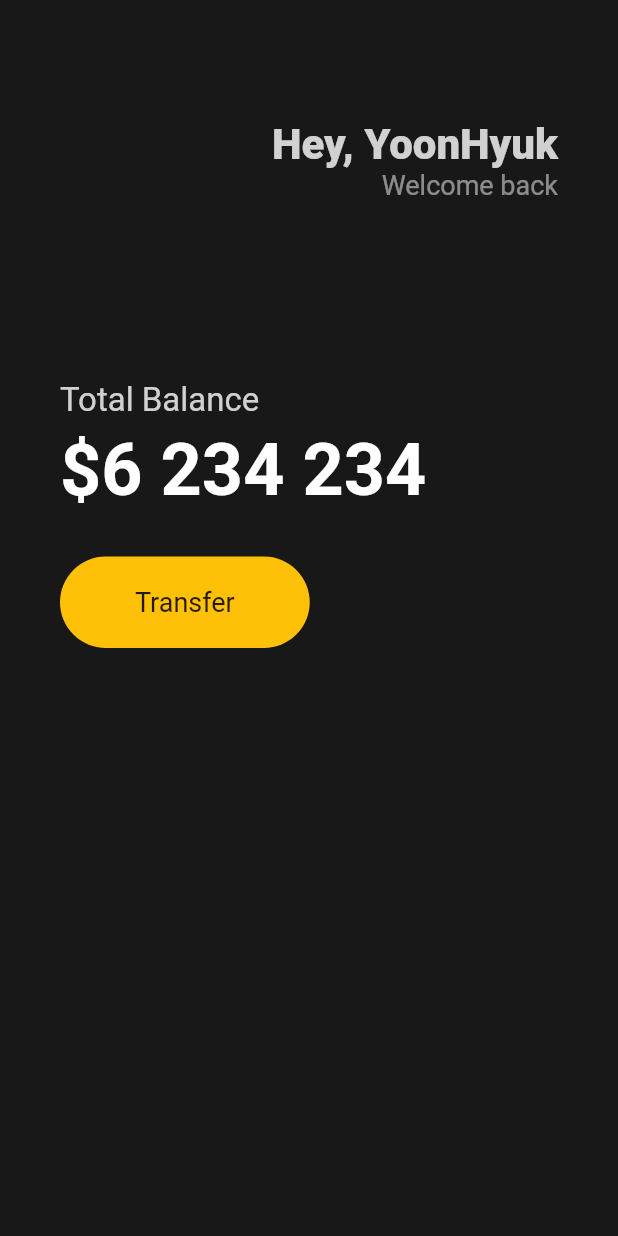
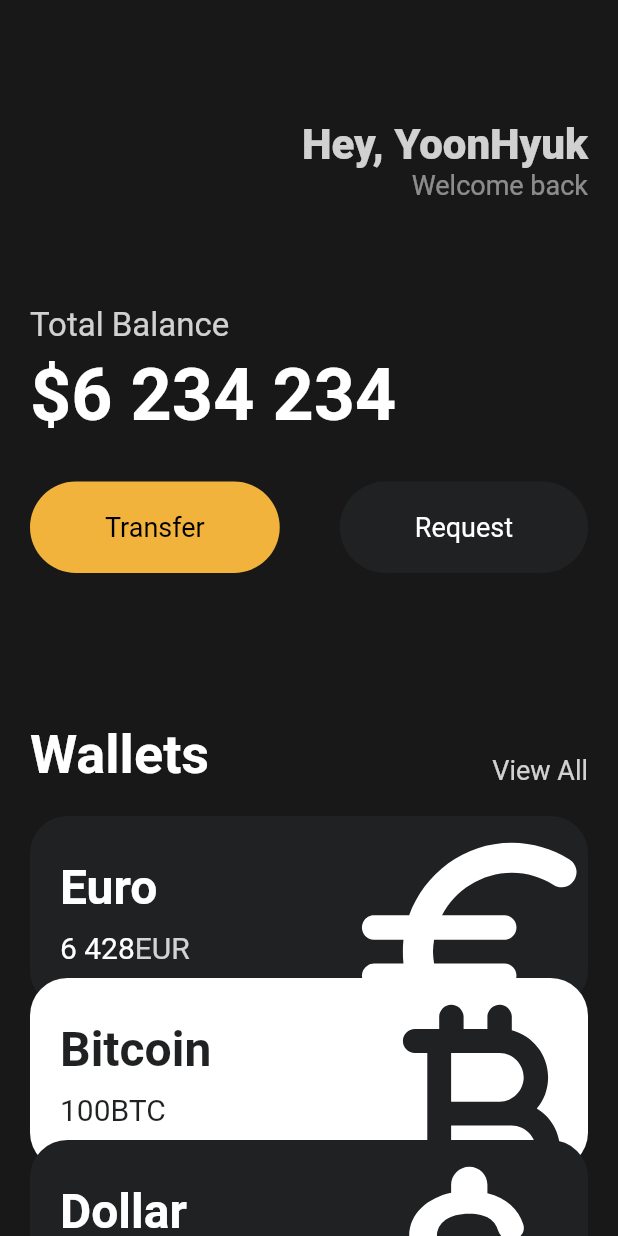
Before and after one commit to oauch/toonflix, a Flutter app: the screen it shows after launch, on a phone screen of 412 x 824 dp. Run offline on Flutter 3.47's test engine with Material 2 defaults, Android fonts, the phone set to English and light mode, and no system bars.

Commit message:
Flutter little taste

```diff
--- a/lib/main.dart
+++ b/lib/main.dart
@@ -1,4 +1,6 @@
 import 'package:flutter/material.dart';
+import 'package:toonflix/widgets/button.dart';
+import 'package:toonflix/widgets/currency-card.dart';
 
 class Player {
   String? name;
@@ -19,8 +21,8 @@ class App extends StatelessWidget {
     return MaterialApp(
       home: Scaffold(
           backgroundColor: const Color(0xFF181818),
-          body: Padding(
-            padding: const EdgeInsets.symmetric(horizontal: 40),
+          body: SingleChildScrollView(
+            padding: const EdgeInsets.symmetric(horizontal: 20),
             child: Column(
               crossAxisAlignment: CrossAxisAlignment.start,
               children: [
@@ -53,7 +55,7 @@ class App extends StatelessWidget {
                   ],
                 ),
                 const SizedBox(
-                  height: 120,
+                  height: 70,
                 ),
                 Text(
                   'Total Balance',
@@ -77,26 +79,79 @@ class App extends StatelessWidget {
                   height: 30,
                 ),
                 Row(
+                  mainAxisAlignment: MainAxisAlignment.spaceBetween,
+                  children: const [
+                    Button(
+                      text: 'Transfer',
+                      bgColor: Color(0xFFF1B33B),
+                      textColor: Colors.black,
+                    ),
+                    Button(
+                        text: 'Request',
+                        bgColor: Color(0xFF1F2123),
+                        textColor: Colors.white)
+                  ],
+                ),
+                const SizedBox(
+                  height: 100,
+                ),
+                Row(
+                  crossAxisAlignment: CrossAxisAlignment.end,
+                  mainAxisAlignment: MainAxisAlignment.spaceBetween,
                   children: [
-                    Container(
-                      decoration: BoxDecoration(
-                        borderRadius: BorderRadius.circular(45),
-                        color: Colors.amber,
+                    const Text(
+                      'Wallets',
+                      style: TextStyle(
+                        color: Colors.white,
+                        fontSize: 36,
+                        fontWeight: FontWeight.w600,
                       ),
-                      child: const Padding(
-                          padding: EdgeInsets.symmetric(
-                            vertical: 20,
-                            horizontal: 50,
                     ),
-                          child: Text(
-                            "Transfer",
+                    Text(
+                      'View All',
                       style: TextStyle(
+                        color: Colors.white.withOpacity(0.8),
                         fontSize: 18,
                       ),
-                          )),
-                    )
+                    ),
                   ],
                 ),
+                const SizedBox(
+                  height: 20,
+                ),
+                const CurrencyCard(
+                  name: 'Euro',
+                  code: 'EUR',
+                  amount: '6 428',
+                  icon: Icons.euro_rounded,
+                  isInverted: false,
+                ),
+                Transform.translate(
+                  offset: const Offset(
+                    0,
+                    -20,
+                  ),
+                  child: const CurrencyCard(
+                    name: 'Bitcoin',
+                    code: 'BTC',
+                    amount: '100',
+                    icon: Icons.currency_bitcoin_rounded,
+                    isInverted: true,
+                  ),
+                ),
+                Transform.translate(
+                  offset: const Offset(
+                    0,
+                    -40,
+                  ),
+                  child: const CurrencyCard(
+                    name: 'Dollar',
+                    code: 'USD',
+                    amount: '428',
+                    icon: Icons.attach_money_rounded,
+                    isInverted: false,
+                  ),
+                )
               ],
             ),
           )),
--- /dev/null
+++ b/lib/widgets/button.dart
@@ -0,0 +1,36 @@
+import 'package:flutter/material.dart';
+
+class Button extends StatelessWidget {
+  final String text;
+  final Color bgColor;
+  final Color textColor;
+
+  const Button({
+    super.key,
+    required this.text,
+    required this.bgColor,
+    required this.textColor,
+  });
+
+  @override
+  Widget build(BuildContext context) {
+    return Container(
+      decoration: BoxDecoration(
+        borderRadius: BorderRadius.circular(45),
+        color: bgColor,
+      ),
+      child: Padding(
+          padding: const EdgeInsets.symmetric(
+            vertical: 20,
+            horizontal: 50,
+          ),
+          child: Text(
+            text,
+            style: TextStyle(
+              color: textColor,
+              fontSize: 18,
+            ),
+          )),
+    );
+  }
+}
--- /dev/null
+++ b/lib/widgets/currency-card.dart
@@ -0,0 +1,86 @@
+import 'package:flutter/material.dart';
+
+class CurrencyCard extends StatelessWidget {
+  final String name, code, amount;
+  final IconData icon;
+  final bool isInverted;
+
+  final _blackColor = const Color(0xFF1F2123);
+
+  const CurrencyCard({
+    super.key,
+    required this.name,
+    required this.code,
+    required this.amount,
+    required this.icon,
+    required this.isInverted,
+  });
+
+  @override
+  Widget build(BuildContext context) {
+    return Container(
+      clipBehavior: Clip.hardEdge,
+      decoration: BoxDecoration(
+          color: isInverted ? Colors.white : _blackColor,
+          borderRadius: BorderRadius.circular(25)),
+      child: Padding(
+        padding: const EdgeInsets.all(20),
+        child: Row(
+          mainAxisAlignment: MainAxisAlignment.spaceBetween,
+          children: [
+            Column(
+              crossAxisAlignment: CrossAxisAlignment.start,
+              children: [
+                Text(
+                  name,
+                  style: TextStyle(
+                    color: isInverted ? _blackColor : Colors.white,
+                    fontSize: 32,
+                    fontWeight: FontWeight.w600,
+                  ),
+                ),
+                const SizedBox(
+                  height: 10,
+                ),
+                Row(
+                  children: [
+                    Text(
+                      amount,
+                      style: TextStyle(
+                        color: isInverted ? _blackColor : Colors.white,
+                        fontSize: 20,
+                      ),
+                    ),
+                    Text(
+                      code,
+                      style: TextStyle(
+                        color: isInverted
+                            ? _blackColor
+                            : Colors.white.withOpacity(0.8),
+                        fontSize: 20,
+                      ),
+                    ),
+                  ],
+                )
+              ],
+            ),
+            Transform.scale(
+              scale: 2.2,
+              child: Transform.translate(
+                offset: const Offset(
+                  -5,
+                  12,
+                ),
+                child: Icon(
+                  icon,
+                  color: isInverted ? _blackColor : Colors.white,
+                  size: 88,
+                ),
+              ),
+            )
+          ],
+        ),
+      ),
+    );
+  }
+}
```
Lines whose indentation alone changed are shown as unchanged.
